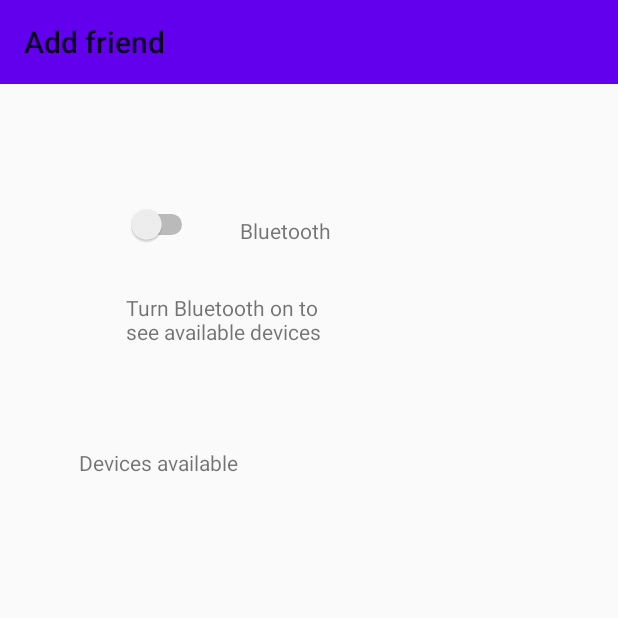
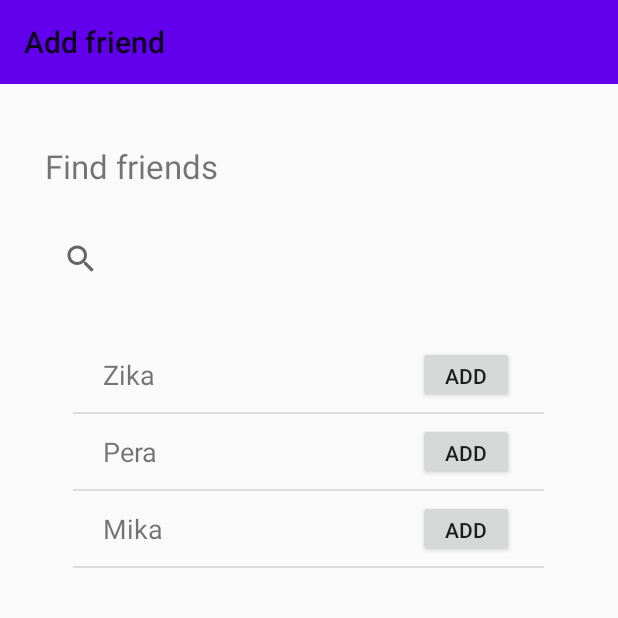
Before and after one commit to tnvkc/MOSIS_Projekat, an Android app: the AddFriendActivity screen opened directly, with no data from a screen before it, on a phone screen of 412 x 824 dp, the top half of it. Run offline under Robolectric (Android 15) with nearby library versions, the phone set to English and light mode, and no system bars.

Commit message:
promena CustomListView-a, teme svuda, AddFriendActivity-ja

```diff
--- a/WalkHike/app/src/main/java/tamara/mosis/elfak/walkhike/AddFriendActivity.java
+++ b/WalkHike/app/src/main/java/tamara/mosis/elfak/walkhike/AddFriendActivity.java
@@ -1,21 +1,39 @@
 package tamara.mosis.elfak.walkhike;
 
 import androidx.appcompat.app.AppCompatActivity;
+import androidx.appcompat.app.AppCompatDelegate;
 import androidx.appcompat.widget.Toolbar;
 
+import android.content.Context;
 import android.os.Bundle;
+import android.widget.ListView;
+
+import com.google.android.gms.common.ConnectionResult;
+import com.google.android.gms.common.GoogleApiAvailability;
 
 public class AddFriendActivity extends AppCompatActivity {
 
+    String[] friends={"Zika","Pera","Mika"};
+    ListView list;
     Toolbar toolbar;
 
     @Override
     protected void onCreate(Bundle savedInstanceState) {
         super.onCreate(savedInstanceState);
+        if (AppCompatDelegate.getDefaultNightMode() == AppCompatDelegate.MODE_NIGHT_YES)
+            setTheme(R.style.AppThemeDark);
+        else
+            setTheme(R.style.AppThemeLight);
         setContentView(R.layout.activity_add_friend);
 
         toolbar = (Toolbar) findViewById(R.id.add_friend_toolbar);
         setSupportActionBar(toolbar);
         getSupportActionBar().setTitle("Add friend");
+
+        list=(ListView) findViewById(R.id.add_friend_listview);
+        Context context=getApplicationContext();
+        CustomListView adapter=new CustomListView(this,friends,
+                null,false);
+        list.setAdapter(adapter);
     }
 }
--- a/WalkHike/app/src/main/java/tamara/mosis/elfak/walkhike/AddNewObjectActivity.java
+++ b/WalkHike/app/src/main/java/tamara/mosis/elfak/walkhike/AddNewObjectActivity.java
@@ -1,6 +1,7 @@
 package tamara.mosis.elfak.walkhike;
 
 import androidx.appcompat.app.AppCompatActivity;
+import androidx.appcompat.app.AppCompatDelegate;
 
 import android.os.Bundle;
 
@@ -9,6 +10,10 @@ public class AddNewObjectActivity extends AppCompatActivity {
     @Override
     protected void onCreate(Bundle savedInstanceState) {
         super.onCreate(savedInstanceState);
+        if (AppCompatDelegate.getDefaultNightMode() == AppCompatDelegate.MODE_NIGHT_YES)
+            setTheme(R.style.AppThemeDark);
+        else
+            setTheme(R.style.AppThemeLight);
         setContentView(R.layout.activity_add_new_object);
     }
 }
--- a/WalkHike/app/src/main/java/tamara/mosis/elfak/walkhike/CompletedRoutesActivity.java
+++ b/WalkHike/app/src/main/java/tamara/mosis/elfak/walkhike/CompletedRoutesActivity.java
@@ -2,6 +2,7 @@ package tamara.mosis.elfak.walkhike;
 
 import androidx.annotation.NonNull;
 import androidx.appcompat.app.AppCompatActivity;
+import androidx.appcompat.app.AppCompatDelegate;
 
 import android.content.Intent;
 import android.os.Bundle;
@@ -16,6 +17,10 @@ public class CompletedRoutesActivity extends AppCompatActivity {
     @Override
     protected void onCreate(Bundle savedInstanceState) {
         super.onCreate(savedInstanceState);
+        if (AppCompatDelegate.getDefaultNightMode() == AppCompatDelegate.MODE_NIGHT_YES)
+            setTheme(R.style.AppThemeDark);
+        else
+            setTheme(R.style.AppThemeLight);
         setContentView(R.layout.activity_completed_routes);
 
         bottom_navigation_menu = findViewById(R.id.bottom_navigation_menu);
--- a/WalkHike/app/src/main/java/tamara/mosis/elfak/walkhike/CustomListView.java
+++ b/WalkHike/app/src/main/java/tamara/mosis/elfak/walkhike/CustomListView.java
@@ -38,11 +38,16 @@ public class CustomListView extends ArrayAdapter<String> {
         if(vw==null)
         {
             LayoutInflater layoutInflater = context.getLayoutInflater();
-            if(switchOrNot)
-                vw = layoutInflater.inflate(R.layout.list_member_switch, null, true);
+
+            if(images==null)//for AddFriendActivity
+                vw = layoutInflater.inflate(R.layout.list_member_add_user, null, true);
             else
-                vw = layoutInflater.inflate(R.layout.list_member, null, true);
-
+            {
+                if (switchOrNot)
+                    vw = layoutInflater.inflate(R.layout.list_member_switch, null, true);
+                else
+                    vw = layoutInflater.inflate(R.layout.list_member, null, true);
+            }
             vh=new ViewHolder(vw);
             vw.setTag(vh);
         }
@@ -50,7 +55,8 @@ public class CustomListView extends ArrayAdapter<String> {
         {
             vh=(ViewHolder)vw.getTag();
         }
-        vh.iw.setImageResource(images[pos]);
+        if(images!=null)
+            vh.iw.setImageResource(images[pos]);
         vh.tw.setText(names[pos]);
 
         return vw;
--- a/WalkHike/app/src/main/java/tamara/mosis/elfak/walkhike/EditProfileActivity.java
+++ b/WalkHike/app/src/main/java/tamara/mosis/elfak/walkhike/EditProfileActivity.java
@@ -1,6 +1,7 @@
 package tamara.mosis.elfak.walkhike;
 
 import androidx.appcompat.app.AppCompatActivity;
+import androidx.appcompat.app.AppCompatDelegate;
 import androidx.appcompat.widget.Toolbar;
 
 import android.os.Bundle;
@@ -12,6 +13,10 @@ public class EditProfileActivity extends AppCompatActivity {
     @Override
     protected void onCreate(Bundle savedInstanceState) {
         super.onCreate(savedInstanceState);
+        if (AppCompatDelegate.getDefaultNightMode() == AppCompatDelegate.MODE_NIGHT_YES)
+            setTheme(R.style.AppThemeDark);
+        else
+            setTheme(R.style.AppThemeLight);
         setContentView(R.layout.activity_edit_profile);
 
         toolbar = (Toolbar) findViewById(R.id.edit_profile_toolbar);
--- a/WalkHike/app/src/main/java/tamara/mosis/elfak/walkhike/FriendProfileActivity.java
+++ b/WalkHike/app/src/main/java/tamara/mosis/elfak/walkhike/FriendProfileActivity.java
@@ -1,6 +1,7 @@
 package tamara.mosis.elfak.walkhike;
 
 import androidx.appcompat.app.AppCompatActivity;
+import androidx.appcompat.app.AppCompatDelegate;
 
 import android.os.Bundle;
 
@@ -9,6 +10,10 @@ public class FriendProfileActivity extends AppCompatActivity {
     @Override
     protected void onCreate(Bundle savedInstanceState) {
         super.onCreate(savedInstanceState);
+        if (AppCompatDelegate.getDefaultNightMode() == AppCompatDelegate.MODE_NIGHT_YES)
+            setTheme(R.style.AppThemeDark);
+        else
+            setTheme(R.style.AppThemeLight);
         setContentView(R.layout.activity_friend_profile);
     }
 }
--- a/WalkHike/app/src/main/java/tamara/mosis/elfak/walkhike/FriendslistActivity.java
+++ b/WalkHike/app/src/main/java/tamara/mosis/elfak/walkhike/FriendslistActivity.java
@@ -2,6 +2,7 @@ package tamara.mosis.elfak.walkhike;
 
 import androidx.annotation.NonNull;
 import androidx.appcompat.app.AppCompatActivity;
+import androidx.appcompat.app.AppCompatDelegate;
 
 import android.content.Intent;
 import android.os.Bundle;
@@ -16,6 +17,10 @@ public class FriendslistActivity extends AppCompatActivity {
     @Override
     protected void onCreate(Bundle savedInstanceState) {
         super.onCreate(savedInstanceState);
+        if (AppCompatDelegate.getDefaultNightMode() == AppCompatDelegate.MODE_NIGHT_YES)
+            setTheme(R.style.AppThemeDark);
+        else
+            setTheme(R.style.AppThemeLight);
         setContentView(R.layout.activity_friendslist);
 
         bottom_navigation_menu = findViewById(R.id.bottom_navigation_menu);
--- a/WalkHike/app/src/main/java/tamara/mosis/elfak/walkhike/HelpActivity.java
+++ b/WalkHike/app/src/main/java/tamara/mosis/elfak/walkhike/HelpActivity.java
@@ -1,6 +1,7 @@
 package tamara.mosis.elfak.walkhike;
 
 import androidx.appcompat.app.AppCompatActivity;
+import androidx.appcompat.app.AppCompatDelegate;
 import androidx.appcompat.widget.Toolbar;
 
 import android.os.Bundle;
@@ -12,6 +13,10 @@ public class HelpActivity extends AppCompatActivity {
         Toolbar toolbar;
 
         super.onCreate(savedInstanceState);
+        if (AppCompatDelegate.getDefaultNightMode() == AppCompatDelegate.MODE_NIGHT_YES)
+            setTheme(R.style.AppThemeDark);
+        else
+            setTheme(R.style.AppThemeLight);
         setContentView(R.layout.activity_help);
 
         toolbar = (Toolbar) findViewById(R.id.help_toolbar);
--- a/WalkHike/app/src/main/java/tamara/mosis/elfak/walkhike/LeaderboardsActivity.java
+++ b/WalkHike/app/src/main/java/tamara/mosis/elfak/walkhike/LeaderboardsActivity.java
@@ -2,6 +2,7 @@ package tamara.mosis.elfak.walkhike;
 
 import androidx.annotation.NonNull;
 import androidx.appcompat.app.AppCompatActivity;
+import androidx.appcompat.app.AppCompatDelegate;
 import androidx.fragment.app.FragmentPagerAdapter;
 import androidx.viewpager.widget.ViewPager;
 
@@ -26,6 +27,10 @@ public class LeaderboardsActivity extends AppCompatActivity {
     @Override
     protected void onCreate(Bundle savedInstanceState) {
         super.onCreate(savedInstanceState);
+        if (AppCompatDelegate.getDefaultNightMode() == AppCompatDelegate.MODE_NIGHT_YES)
+            setTheme(R.style.AppThemeDark);
+        else
+            setTheme(R.style.AppThemeLight);
         setContentView(R.layout.activity_leaderboards);
 
         bottom_navigation_menu = findViewById(R.id.bottom_navigation_menu);
--- a/WalkHike/app/src/main/java/tamara/mosis/elfak/walkhike/LoginActivity.java
+++ b/WalkHike/app/src/main/java/tamara/mosis/elfak/walkhike/LoginActivity.java
@@ -1,6 +1,7 @@
 package tamara.mosis.elfak.walkhike;
 
 import androidx.appcompat.app.AppCompatActivity;
+import androidx.appcompat.app.AppCompatDelegate;
 import androidx.appcompat.widget.Toolbar;
 
 import android.os.Bundle;
@@ -10,6 +11,10 @@ public class LoginActivity extends AppCompatActivity {
     @Override
     protected void onCreate(Bundle savedInstanceState) {
         super.onCreate(savedInstanceState);
+        if (AppCompatDelegate.getDefaultNightMode() == AppCompatDelegate.MODE_NIGHT_YES)
+            setTheme(R.style.AppThemeDark);
+        else
+            setTheme(R.style.AppThemeLight);
         setContentView(R.layout.activity_login);
 
     }
--- a/WalkHike/app/src/main/java/tamara/mosis/elfak/walkhike/NewPasswordActivity.java
+++ b/WalkHike/app/src/main/java/tamara/mosis/elfak/walkhike/NewPasswordActivity.java
@@ -1,6 +1,7 @@
 package tamara.mosis.elfak.walkhike;
 
 import androidx.appcompat.app.AppCompatActivity;
+import androidx.appcompat.app.AppCompatDelegate;
 
 import android.os.Bundle;
 
@@ -9,6 +10,10 @@ public class NewPasswordActivity extends AppCompatActivity {
     @Override
     protected void onCreate(Bundle savedInstanceState) {
         super.onCreate(savedInstanceState);
+        if (AppCompatDelegate.getDefaultNightMode() == AppCompatDelegate.MODE_NIGHT_YES)
+            setTheme(R.style.AppThemeDark);
+        else
+            setTheme(R.style.AppThemeLight);
         setContentView(R.layout.activity_new_password);
     }
 }
--- a/WalkHike/app/src/main/java/tamara/mosis/elfak/walkhike/NewProfilePictureActivity.java
+++ b/WalkHike/app/src/main/java/tamara/mosis/elfak/walkhike/NewProfilePictureActivity.java
@@ -1,6 +1,7 @@
 package tamara.mosis.elfak.walkhike;
 
 import androidx.appcompat.app.AppCompatActivity;
+import androidx.appcompat.app.AppCompatDelegate;
 import androidx.appcompat.widget.Toolbar;
 
 import android.content.Context;
@@ -16,6 +17,10 @@ public class NewProfilePictureActivity extends AppCompatActivity {
         Toolbar toolbar;
 
         super.onCreate(savedInstanceState);
+        if (AppCompatDelegate.getDefaultNightMode() == AppCompatDelegate.MODE_NIGHT_YES)
+            setTheme(R.style.AppThemeDark);
+        else
+            setTheme(R.style.AppThemeLight);
         setContentView(R.layout.activity_new_profile_picture);
 
         toolbar = (Toolbar) findViewById(R.id.new_profile_picture_toolbar);
--- a/WalkHike/app/src/main/java/tamara/mosis/elfak/walkhike/NotificationsActivity.java
+++ b/WalkHike/app/src/main/java/tamara/mosis/elfak/walkhike/NotificationsActivity.java
@@ -2,6 +2,7 @@ package tamara.mosis.elfak.walkhike;
 
 import androidx.annotation.NonNull;
 import androidx.appcompat.app.AppCompatActivity;
+import androidx.appcompat.app.AppCompatDelegate;
 
 import android.content.Intent;
 import android.os.Bundle;
@@ -20,6 +21,10 @@ public class NotificationsActivity extends AppCompatActivity {
     @Override
     protected void onCreate(Bundle savedInstanceState) {
         super.onCreate(savedInstanceState);
+        if (AppCompatDelegate.getDefaultNightMode() == AppCompatDelegate.MODE_NIGHT_YES)
+            setTheme(R.style.AppThemeDark);
+        else
+            setTheme(R.style.AppThemeLight);
         setContentView(R.layout.activity_notifications);
 
         notification_list = findViewById(R.id.notification_list);
--- a/WalkHike/app/src/main/java/tamara/mosis/elfak/walkhike/Probe.java
+++ b/WalkHike/app/src/main/java/tamara/mosis/elfak/walkhike/Probe.java
@@ -10,6 +10,7 @@ public class Probe extends AppCompatActivity {
     @Override
     protected void onCreate(Bundle savedInstanceState) {
         super.onCreate(savedInstanceState);
+
         if (AppCompatDelegate.getDefaultNightMode() == AppCompatDelegate.MODE_NIGHT_YES)
             setTheme(R.style.AppThemeDark);
         else
--- a/WalkHike/app/src/main/java/tamara/mosis/elfak/walkhike/RecoveryCodeActivity.java
+++ b/WalkHike/app/src/main/java/tamara/mosis/elfak/walkhike/RecoveryCodeActivity.java
@@ -1,6 +1,7 @@
 package tamara.mosis.elfak.walkhike;
 
 import androidx.appcompat.app.AppCompatActivity;
+import androidx.appcompat.app.AppCompatDelegate;
 
 import android.os.Bundle;
 
@@ -9,6 +10,10 @@ public class RecoveryCodeActivity extends AppCompatActivity {
     @Override
     protected void onCreate(Bundle savedInstanceState) {
         super.onCreate(savedInstanceState);
+        if (AppCompatDelegate.getDefaultNightMode() == AppCompatDelegate.MODE_NIGHT_YES)
+            setTheme(R.style.AppThemeDark);
+        else
+            setTheme(R.style.AppThemeLight);
         setContentView(R.layout.activity_recovery_code);
     }
 }
--- a/WalkHike/app/src/main/java/tamara/mosis/elfak/walkhike/SignUpActivity.java
+++ b/WalkHike/app/src/main/java/tamara/mosis/elfak/walkhike/SignUpActivity.java
@@ -1,6 +1,7 @@
 package tamara.mosis.elfak.walkhike;
 
 import androidx.appcompat.app.AppCompatActivity;
+import androidx.appcompat.app.AppCompatDelegate;
 
 import android.os.Bundle;
 
@@ -9,6 +10,10 @@ public class SignUpActivity extends AppCompatActivity {
     @Override
     protected void onCreate(Bundle savedInstanceState) {
         super.onCreate(savedInstanceState);
+        if (AppCompatDelegate.getDefaultNightMode() == AppCompatDelegate.MODE_NIGHT_YES)
+            setTheme(R.style.AppThemeDark);
+        else
+            setTheme(R.style.AppThemeLight);
         setContentView(R.layout.activity_sign_up);
 
     }
--- a/WalkHike/app/src/main/res/layout/activity_add_friend.xml
+++ b/WalkHike/app/src/main/res/layout/activity_add_friend.xml
@@ -1,5 +1,5 @@
 <?xml version="1.0" encoding="utf-8"?>
-<androidx.constraintlayout.widget.ConstraintLayout xmlns:android="http://schemas.android.com/apk/res/android"
+<RelativeLayout xmlns:android="http://schemas.android.com/apk/res/android"
     xmlns:app="http://schemas.android.com/apk/res-auto"
     xmlns:tools="http://schemas.android.com/tools"
     android:layout_width="match_parent"
@@ -9,7 +9,7 @@
     <androidx.appcompat.widget.Toolbar
         android:id="@+id/add_friend_toolbar"
         android:layout_width="match_parent"
-        android:layout_height="0dp"
+        android:layout_height="56dp"
         android:background="@color/colorPrimary"
         android:minHeight="?attr/actionBarSize"
         app:layout_constraintTop_toTopOf="parent"
@@ -17,59 +17,31 @@
 
     </androidx.appcompat.widget.Toolbar>
 
-    <Switch
-        android:id="@+id/switch5"
-        android:layout_width="wrap_content"
-        android:layout_height="wrap_content"
-        android:layout_marginStart="84dp"
-        android:layout_marginLeft="84dp"
-        android:layout_marginTop="136dp"
-        app:layout_constraintStart_toStartOf="parent"
-        app:layout_constraintTop_toTopOf="parent" />
-
-    <TextView
-        android:id="@+id/textView32"
-        android:layout_width="wrap_content"
-        android:layout_height="wrap_content"
-        android:layout_marginStart="28dp"
-        android:layout_marginLeft="28dp"
-        android:layout_marginTop="144dp"
-        android:text="Bluetooth"
-        app:layout_constraintEnd_toEndOf="parent"
-        app:layout_constraintHorizontal_bias="0.0"
-        app:layout_constraintStart_toEndOf="@+id/switch5"
-        app:layout_constraintTop_toTopOf="parent" />
-
-    <TextView
-        android:id="@+id/textView33"
-        android:layout_width="150dp"
-        android:layout_height="wrap_content"
-        android:layout_marginTop="32dp"
-        android:text="Turn Bluetooth on to see available devices"
-        app:layout_constraintEnd_toEndOf="parent"
-        app:layout_constraintHorizontal_bias="0.321"
-        app:layout_constraintStart_toStartOf="parent"
-        app:layout_constraintTop_toBottomOf="@+id/textView32" />
-
     <TextView
         android:id="@+id/textView34"
         android:layout_width="wrap_content"
         android:layout_height="wrap_content"
-        android:layout_marginTop="68dp"
-        android:text="Devices available"
-        app:layout_constraintEnd_toEndOf="parent"
-        app:layout_constraintHorizontal_bias="0.172"
-        app:layout_constraintStart_toStartOf="parent"
-        app:layout_constraintTop_toBottomOf="@+id/textView33" />
+        android:layout_marginTop="40dp"
+        android:layout_marginLeft="30dp"
+        android:text="Find friends"
+        android:textSize="22dp"
+        android:layout_below="@+id/add_friend_toolbar" />
 
     <ListView
+        android:id="@+id/add_friend_listview"
         android:layout_width="314dp"
         android:layout_height="334dp"
-        android:layout_marginTop="24dp"
-        app:layout_constraintBottom_toBottomOf="parent"
-        app:layout_constraintEnd_toEndOf="parent"
-        app:layout_constraintHorizontal_bias="0.494"
-        app:layout_constraintStart_toStartOf="parent"
-        app:layout_constraintTop_toBottomOf="@+id/textView34"
-        app:layout_constraintVertical_bias="0.109" />
-</androidx.constraintlayout.widget.ConstraintLayout>
+        android:layout_marginTop="30dp"
+        android:layout_centerHorizontal="true"
+        android:layout_below="@+id/searchView"
+        />
+
+    <SearchView
+        android:id="@+id/searchView"
+        android:layout_width="316dp"
+        android:layout_height="44dp"
+        android:layout_marginTop="25dp"
+        android:layout_marginLeft="30dp"
+        android:layout_below="@+id/textView34"
+        />
+</RelativeLayout>
--- /dev/null
+++ b/WalkHike/app/src/main/res/layout/list_member_add_user.xml
@@ -0,0 +1,36 @@
+<?xml version="1.0" encoding="utf-8"?>
+<LinearLayout
+    xmlns:android="http://schemas.android.com/apk/res/android"
+    xmlns:app="http://schemas.android.com/apk/res-auto"
+    xmlns:tools="http://schemas.android.com/tools"
+    android:layout_width="match_parent"
+    android:layout_height="50dp">
+
+    <RelativeLayout
+        android:layout_width="match_parent"
+        android:layout_height="50dp">
+
+        <TextView
+            android:id="@+id/textViewPhotoInput"
+            android:layout_width="200dp"
+            android:layout_height="wrap_content"
+            android:layout_centerVertical="true"
+            android:layout_marginLeft="20dp"
+            android:layout_marginRight="10dp"
+            android:text="TextView"
+            android:textSize="18dp" />
+
+        <Button
+            android:id="@+id/button10"
+            android:layout_width="50dp"
+            android:layout_height="38dp"
+            android:text="Add"
+            android:layout_toRightOf="@id/textViewPhotoInput"
+            android:layout_alignParentRight="true"
+            android:layout_centerVertical="true"
+            android:layout_marginRight="20dp"
+            />
+
+
+    </RelativeLayout>
+</LinearLayout>
```
